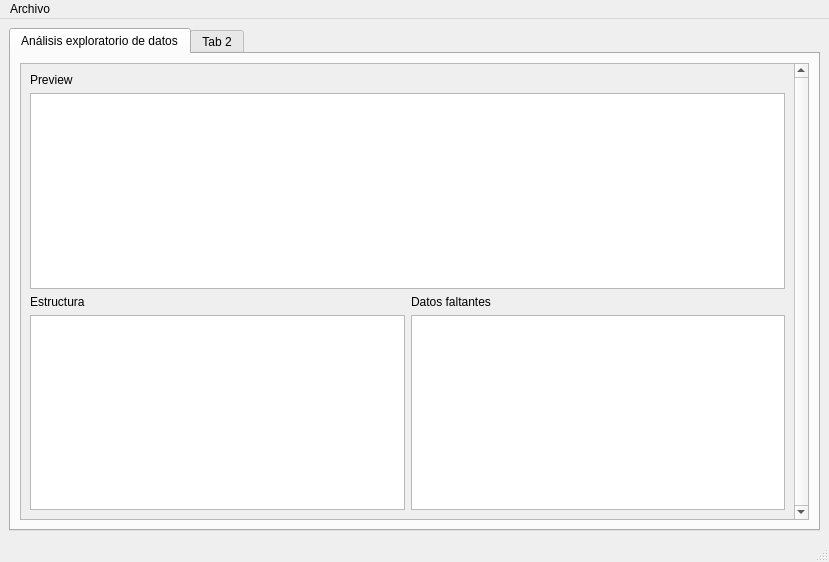
Above: views/interfaz.ui from elagabalus01/myner before the change. Below: the same form after it.
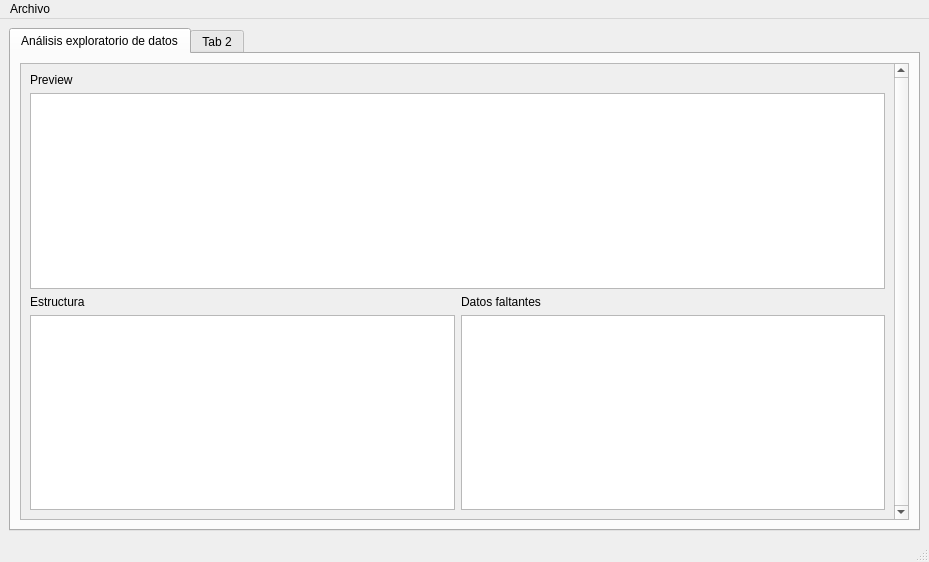
That is the form after the change.

Patch:
```diff
--- a/views/interfaz.ui
+++ b/views/interfaz.ui
@@ -6,7 +6,7 @@
    <rect>
     <x>0</x>
     <y>0</y>
-    <width>829</width>
+    <width>929</width>
     <height>562</height>
    </rect>
   </property>
@@ -14,9 +14,15 @@
    <string>Minería de datos</string>
   </property>
   <widget class="QWidget" name="centralwidget">
-   <layout class="QGridLayout" name="gridLayout_2">
-    <item row="0" column="0">
+   <layout class="QHBoxLayout" name="horizontalLayout">
+    <item>
      <widget class="QTabWidget" name="tabWidget">
+      <property name="sizePolicy">
+       <sizepolicy hsizetype="Expanding" vsizetype="Expanding">
+        <horstretch>0</horstretch>
+        <verstretch>0</verstretch>
+       </sizepolicy>
+      </property>
       <property name="minimumSize">
        <size>
         <width>120</width>
@@ -30,16 +36,22 @@
        <attribute name="title">
         <string>Análisis exploratorio de datos</string>
        </attribute>
-       <layout class="QGridLayout" name="gridLayout">
-        <item row="0" column="0">
-         <widget class="QScrollArea" name="scrollArea">
+       <layout class="QHBoxLayout" name="horizontalLayout_2">
+        <item>
+         <widget class="QScrollArea" name="scroll_analisis">
           <property name="enabled">
            <bool>true</bool>
           </property>
+          <property name="sizePolicy">
+           <sizepolicy hsizetype="Expanding" vsizetype="Expanding">
+            <horstretch>0</horstretch>
+            <verstretch>0</verstretch>
+           </sizepolicy>
+          </property>
           <property name="maximumSize">
            <size>
-            <width>800</width>
-            <height>16777215</height>
+            <width>10000</width>
+            <height>10000</height>
            </size>
           </property>
           <property name="verticalScrollBarPolicy">
@@ -51,12 +63,15 @@
           <property name="widgetResizable">
            <bool>true</bool>
           </property>
+          <property name="alignment">
+           <set>Qt::AlignCenter</set>
+          </property>
           <widget class="QWidget" name="scrollAreaWidgetContents_2">
            <property name="geometry">
             <rect>
              <x>0</x>
              <y>0</y>
-             <width>773</width>
+             <width>873</width>
              <height>434</height>
             </rect>
            </property>
@@ -111,7 +126,7 @@
     <rect>
      <x>0</x>
      <y>0</y>
-     <width>829</width>
+     <width>929</width>
      <height>27</height>
     </rect>
    </property>
```
